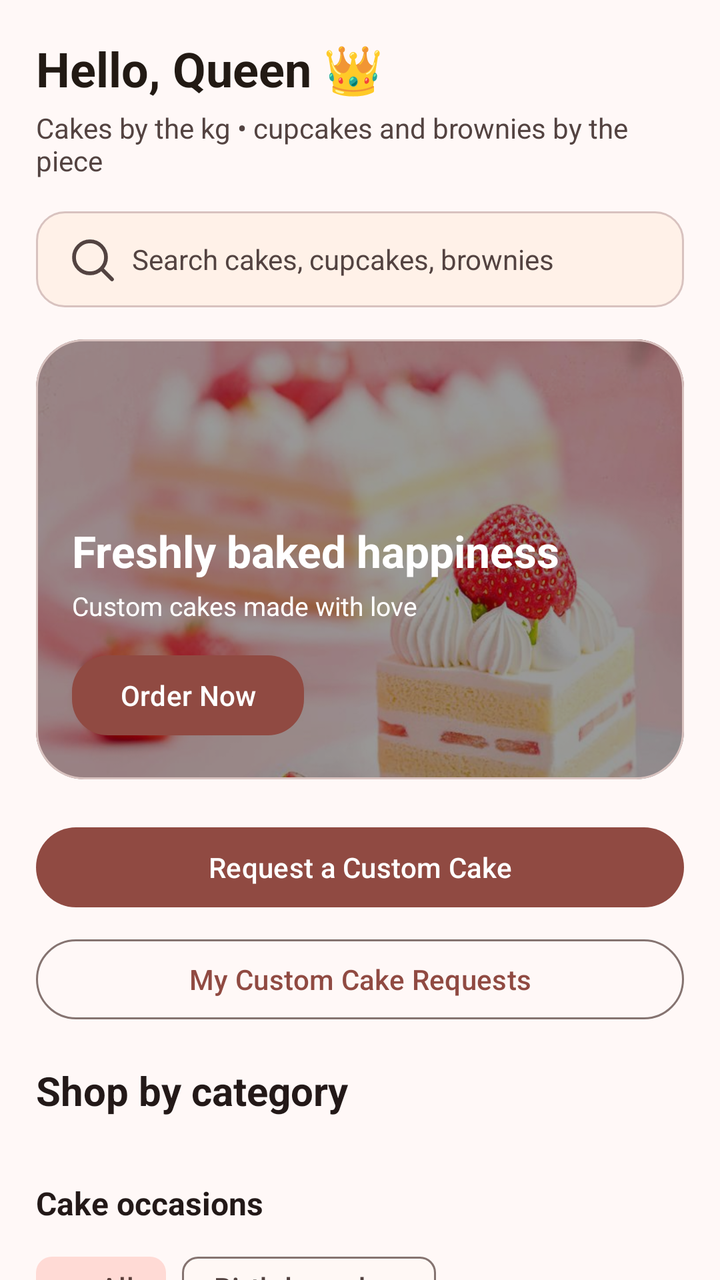
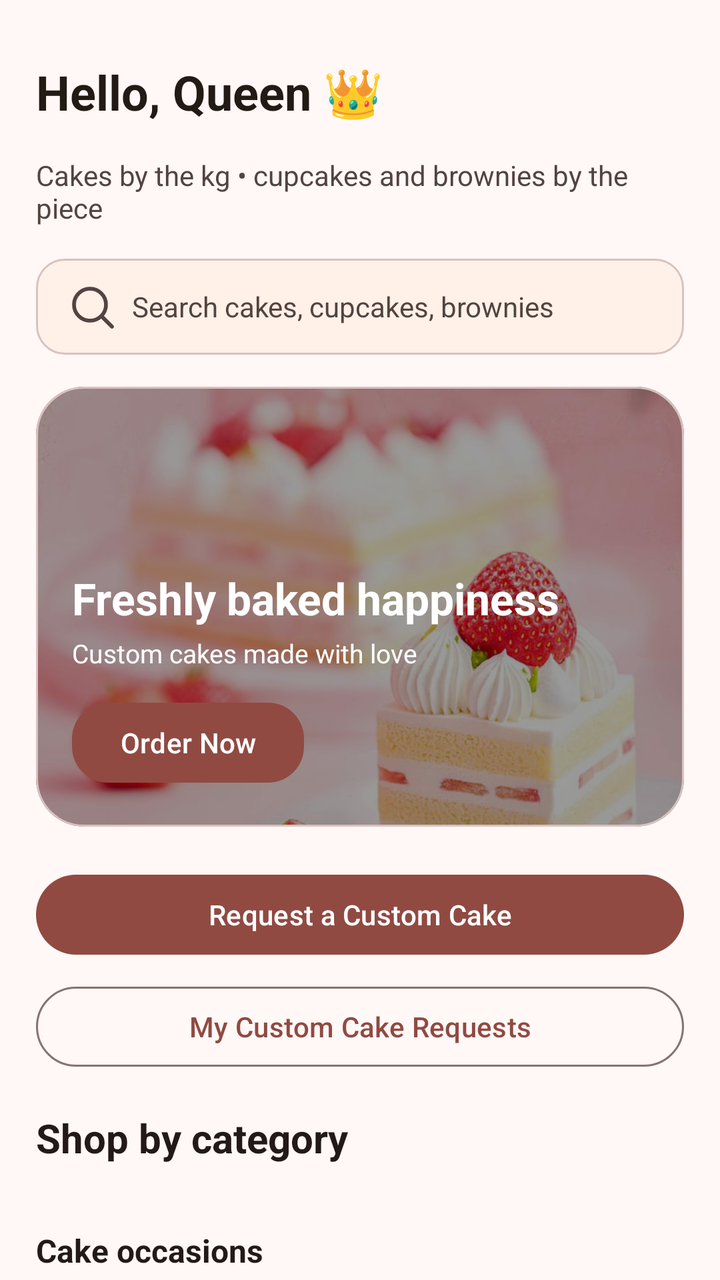

Screens rendered from an Android XML layout before and after an edit, with the pre-edit source and the edit as a unified diff.
<!-- AndroidManifest.xml: application theme Theme.ButterQueen -->
<!-- res/layout/fragment_home.xml -->
<?xml version="1.0" encoding="utf-8"?>
<androidx.core.widget.NestedScrollView xmlns:android="http://schemas.android.com/apk/res/android"
    xmlns:app="http://schemas.android.com/apk/res-auto"
    android:layout_width="match_parent"
    android:layout_height="match_parent"
    android:background="@color/md_theme_background"
    android:fillViewport="true">

    <LinearLayout
        android:layout_width="match_parent"
        android:layout_height="wrap_content"
        android:orientation="vertical"
        android:padding="18dp">

        <TextView
            android:layout_width="wrap_content"
            android:layout_height="wrap_content"
            android:text="Hello, Queen 👑"
            android:textColor="@color/md_theme_onSurface"
            android:textSize="24sp"
            android:textStyle="bold" />

        <TextView
            android:layout_width="wrap_content"
            android:layout_height="wrap_content"
            android:layout_marginTop="4dp"
            android:layout_marginBottom="16dp"
            android:text="Cakes by the kg • cupcakes and brownies by the piece"
            android:textColor="@color/md_theme_onSurfaceVariant"
            android:textSize="14sp" />

        <EditText
            android:id="@+id/searchEditText"
            android:singleLine="true"
            android:imeOptions="actionSearch"
            android:layout_width="match_parent"
            android:layout_height="48dp"
            android:layout_marginBottom="16dp"
            android:background="@drawable/custom_input_search"
            android:drawableStart="@drawable/ic_bq_search"
            android:drawablePadding="8dp"
            android:drawableTint="@color/md_theme_onSurfaceVariant"
            android:hint="Search cakes, cupcakes, brownies"
            android:textColor="@color/md_theme_onSurface"
            android:textColorHint="@color/md_theme_onSurfaceVariant"
            android:inputType="text"
            android:paddingStart="16dp"
            android:paddingEnd="16dp"
            android:textSize="14sp" />

        <com.google.android.material.card.MaterialCardView
            android:layout_width="match_parent"
            android:layout_height="220dp"
            android:layout_marginBottom="20dp"
            app:cardCornerRadius="24dp"
            app:cardElevation="0dp">

            <FrameLayout
                android:layout_width="match_parent"
                android:layout_height="match_parent">

                <ImageView
                    android:layout_width="match_parent"
                    android:layout_height="match_parent"
                    android:contentDescription="Cake Banner"
                    android:scaleType="centerCrop"
                    android:src="@drawable/cake_wallpaper" />

                <View
                    android:layout_width="match_parent"
                    android:layout_height="match_parent"
                    android:background="#66000000" />

                <LinearLayout
                    android:layout_width="match_parent"
                    android:layout_height="match_parent"
                    android:gravity="bottom"
                    android:orientation="vertical"
                    android:padding="18dp">

                    <TextView
                        android:layout_width="wrap_content"
                        android:layout_height="wrap_content"
                        android:text="Freshly baked happiness"
                        android:textColor="@android:color/white"
                        android:textSize="22sp"
                        android:textStyle="bold" />

                    <TextView
                        android:layout_width="wrap_content"
                        android:layout_height="wrap_content"
                        android:layout_marginTop="4dp"
                        android:text="Custom cakes made with love"
                        android:textColor="@android:color/white"
                        android:textSize="13sp" />

                    <com.google.android.material.button.MaterialButton
                        android:id="@+id/orderNowButton"
                        android:layout_width="wrap_content"
                        android:layout_height="wrap_content"
                        android:layout_marginTop="12dp"
                        android:text="Order Now"
                        android:textAllCaps="false"
                        app:cornerRadius="18dp" />
                </LinearLayout>

            </FrameLayout>

        </com.google.android.material.card.MaterialCardView>

        <com.google.android.material.button.MaterialButton
            android:id="@+id/customCakeButton"
            android:layout_width="match_parent"
            android:layout_height="wrap_content"
            android:layout_marginBottom="8dp"
            android:text="Request a Custom Cake"
            android:textAllCaps="false" />

        <com.google.android.material.button.MaterialButton
            android:id="@+id/myCustomCakeRequestsButton"
            style="@style/Widget.Material3.Button.OutlinedButton"
            android:layout_width="match_parent"
            android:layout_height="wrap_content"
            android:layout_marginBottom="18dp"
            android:text="My Custom Cake Requests"
            android:textAllCaps="false" />

        <TextView
            android:layout_width="wrap_content"
            android:layout_height="wrap_content"
            android:layout_marginBottom="12dp"
            android:text="Shop by category"
            android:textColor="@color/md_theme_onBackground"
            android:textSize="20sp"
            android:textStyle="bold" />

        <androidx.recyclerview.widget.RecyclerView
            android:id="@+id/recyclerViewHomeCategories"
            android:layout_width="match_parent"
            android:layout_height="wrap_content"
            android:layout_marginBottom="20dp"
            android:clipToPadding="false"
            android:nestedScrollingEnabled="false"
            android:paddingEnd="8dp" />

        <TextView
            android:layout_width="wrap_content"
            android:layout_height="wrap_content"
            android:layout_marginBottom="8dp"
            android:text="Cake occasions"
            android:textColor="@color/md_theme_onBackground"
            android:textSize="16sp"
            android:textStyle="bold" />

        <com.google.android.material.chip.ChipGroup
            android:id="@+id/cakeOccasionChips"
            android:layout_width="match_parent"
            android:layout_height="wrap_content"
            android:layout_marginBottom="18dp"
            app:singleSelection="true"
            app:selectionRequired="true">
            <com.google.android.material.chip.Chip
                android:id="@+id/chipAllOccasions"
                style="@style/Widget.Material3.Chip.Filter"
                android:layout_width="wrap_content"
                android:layout_height="wrap_content"
                android:checked="true"
                android:text="All" />
            <com.google.android.material.chip.Chip
                android:id="@+id/chipBirthday"
                style="@style/Widget.Material3.Chip.Filter"
                android:layout_width="wrap_content"
                android:layout_height="wrap_content"
                android:text="Birthday cakes" />
            <com.google.android.material.chip.Chip
                android:id="@+id/chipWedding"
                style="@style/Widget.Material3.Chip.Filter"
                android:layout_width="wrap_content"
                android:layout_height="wrap_content"
                android:text="Wedding cakes" />
        </com.google.android.material.chip.ChipGroup>

        <LinearLayout
            android:layout_width="match_parent"
            android:layout_height="wrap_content"
            android:layout_marginBottom="12dp"
            android:gravity="center_vertical"
            android:orientation="horizontal">

            <TextView
                android:layout_width="0dp"
                android:layout_height="wrap_content"
                android:layout_weight="1"
                android:text="Our baked treats"
                android:textColor="@color/md_theme_onBackground"
                android:textSize="18sp"
                android:textStyle="bold" />

            <TextView
                android:id="@+id/seeAllTextView"
                android:layout_width="wrap_content"
                android:layout_height="wrap_content"
                android:text="See all"
                android:textColor="@color/md_theme_primary"
                android:textSize="13sp"
                android:textStyle="bold" />
        </LinearLayout>

        <TextView
            android:id="@+id/emptyProductsTextView"
            android:layout_width="match_parent"
            android:layout_height="wrap_content"
            android:gravity="center"
            android:padding="24dp"
            android:text="No treats match your search yet."
            android:textColor="@color/md_theme_onBackground"
            android:visibility="gone" />

        <androidx.recyclerview.widget.RecyclerView
            android:id="@+id/recyclerViewCakes"
            android:layout_width="match_parent"
            android:layout_height="wrap_content"
            android:clipToPadding="false"
            android:nestedScrollingEnabled="false"
            android:paddingBottom="12dp" />

    </LinearLayout>

</androidx.core.widget.NestedScrollView>
<!-- resources referenced by this layout -->
<resources>
  <color name="md_theme_background">#FFF8F7</color>
  <color name="md_theme_onBackground">#231918</color>
  <color name="md_theme_onSurface">#221A14</color>
  <color name="md_theme_onSurfaceVariant">#534341</color>
  <color name="md_theme_primary">#904A42</color>
  <!-- drawable custom_input_search (drawable) -->
  <?xml version="1.0" encoding="utf-8"?>
  <shape xmlns:android="http://schemas.android.com/apk/res/android"
      android:shape="rectangle">
      <solid android:color="@color/md_theme_surfaceContainerLow" />
      <stroke android:color="@color/md_theme_outlineVariant" android:width="1dp" />
      <corners android:radius="14dp" />
  </shape>
  <!-- drawable ic_bq_search (drawable) -->
  <vector xmlns:android="http://schemas.android.com/apk/res/android"
      android:width="24dp" android:height="24dp"
      android:viewportWidth="24" android:viewportHeight="24">
      <path android:fillColor="@android:color/transparent"
          android:strokeColor="#FF000000" android:strokeWidth="1.9"
          android:strokeLineCap="round" android:strokeLineJoin="round"
          android:pathData="M11,19 A8,8 0,1 1,11,3 A8,8 0,1 1,11,19 M17,17 L22,22" />
  </vector>
  <color name="md_theme_surfaceContainerLow">#FFF1E8</color>
  <color name="md_theme_outlineVariant">#D8C2BF</color>
  <color name="md_theme_onPrimary">#FFFFFF</color>
  <color name="md_theme_primaryContainer">#FFDAD5</color>
  <color name="md_theme_onPrimaryContainer">#73342D</color>
  <color name="md_theme_secondary">#775652</color>
  <color name="md_theme_onSecondary">#FFFFFF</color>
  <color name="md_theme_secondaryContainer">#FFDAD5</color>
  <color name="md_theme_onSecondaryContainer">#5D3F3B</color>
  <color name="md_theme_tertiary">#835415</color>
  <color name="md_theme_onTertiary">#FFFFFF</color>
  <color name="md_theme_tertiaryContainer">#FFDDBA</color>
  <color name="md_theme_onTertiaryContainer">#673D00</color>
  <color name="md_theme_error">#BA1A1A</color>
  <color name="md_theme_onError">#FFFFFF</color>
  <color name="md_theme_errorContainer">#FFDAD6</color>
  <color name="md_theme_onErrorContainer">#93000A</color>
  <color name="md_theme_surface">#FFF8F5</color>
  <color name="md_theme_surfaceVariant">#F5DDDA</color>
  <color name="md_theme_outline">#857370</color>
  <!-- unchanged entries left out for length: 2 -->
</resources>

<!-- the commit's change to res/layout/fragment_home.xml (unified diff, before → after) -->
@@ -12,13 +12,24 @@
         android:orientation="vertical"
         android:padding="18dp">
 
-        <TextView
-            android:layout_width="wrap_content"
-            android:layout_height="wrap_content"
-            android:text="Hello, Queen 👑"
-            android:textColor="@color/md_theme_onSurface"
-            android:textSize="24sp"
-            android:textStyle="bold" />
+        <LinearLayout
+            android:layout_width="match_parent"
+            android:layout_height="wrap_content"
+            android:gravity="center_vertical"
+            android:orientation="horizontal">
+            <TextView
+                android:layout_width="0dp"
+                android:layout_height="wrap_content"
+                android:layout_weight="1"
+                android:text="Hello, Queen 👑"
+                android:textColor="@color/md_theme_onSurface"
+                android:textSize="24sp"
+                android:textStyle="bold" />
+            <FrameLayout
+                android:id="@+id/customerNotificationBellHost"
+                android:layout_width="56dp"
+                android:layout_height="56dp" />
+        </LinearLayout>
 
         <TextView
             android:layout_width="wrap_content"
